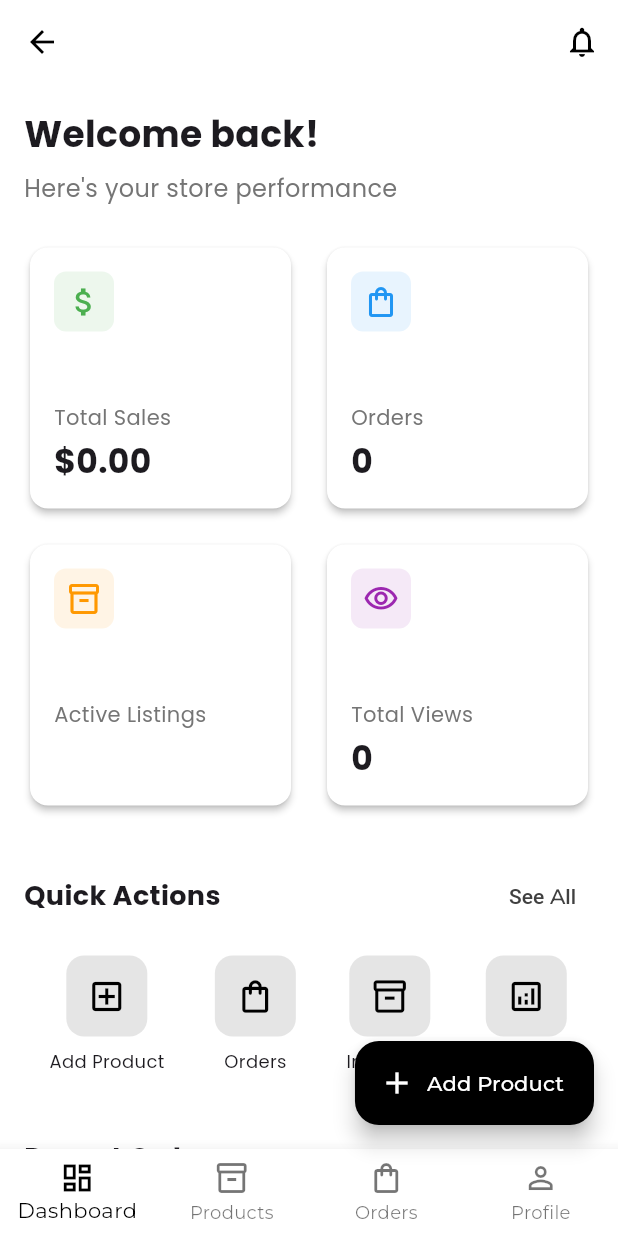
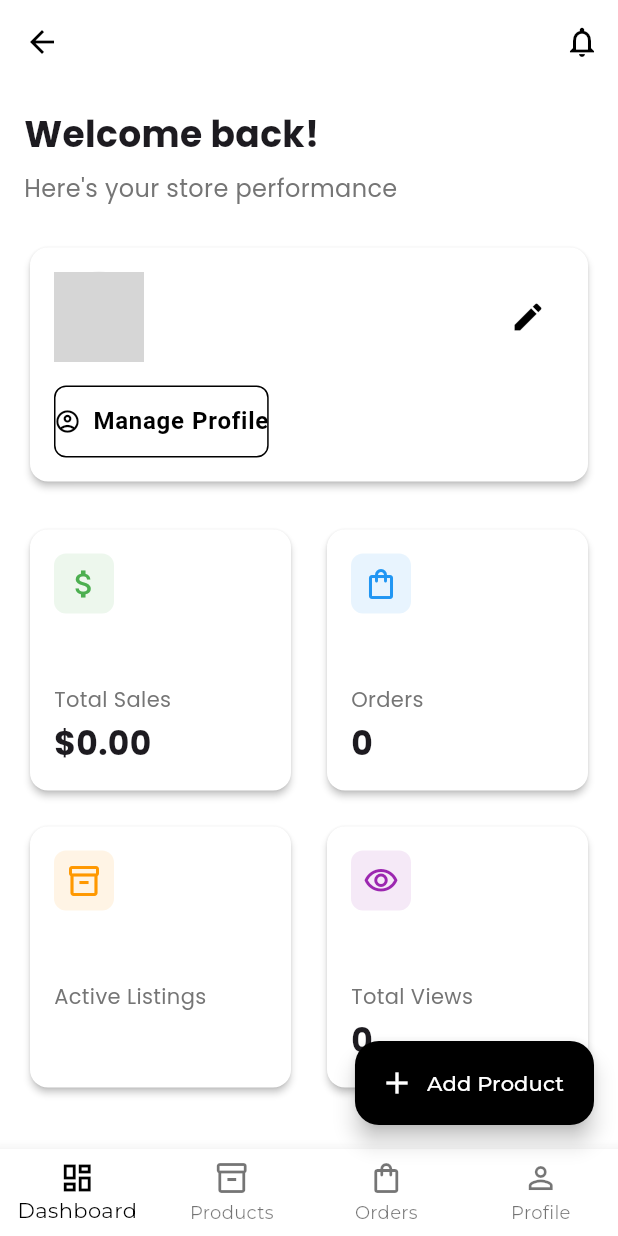
Before and after one commit to fyodorrrrr/haul-app, a Flutter app: the SellerDashboardScreen screen opened directly, on a phone screen of 412 x 824 dp. Run offline on Flutter 3.47's test engine with Material 3 defaults, Android fonts, the phone set to English and light mode, and no system bars; our stand-ins replace cloud_firestore, firebase_auth, firebase_core, firebase_storage, flutter_dotenv, google_fonts and 4 more; missing offline and left inert: firebase_app_check; accounts and stored records are empty; network calls fail; grey boxes are pictures that could not be loaded.

Commit message:
feat: Add seller profile management screen with image upload and editing capabilities

```diff
--- a/lib/screens/seller/seller_dashboard_screen.dart
+++ b/lib/screens/seller/seller_dashboard_screen.dart
@@ -9,6 +9,7 @@ import '../../providers/seller_registration_provider.dart';
 import 'order_listing_screen.dart' show SellerOrdersScreen;
 import 'product_listing_screen.dart';
 import 'product_form_screen.dart';
+import 'seller_profile_screen.dart';
 
 class SellerDashboardScreen extends StatefulWidget {
   const SellerDashboardScreen({Key? key}) : super(key: key);
@@ -19,7 +20,9 @@ class SellerDashboardScreen extends StatefulWidget {
 
 class _SellerDashboardScreenState extends State<SellerDashboardScreen> {
   bool _isLoading = true;
-  String _businessName = "";
+  String _businessName = 'Your Shop';
+  String? _profileImageUrl;
+  Map<String, dynamic> _sellerData = {};
   Map<String, dynamic> _salesMetrics = {
     'totalSales': 0.0,
     'ordersCount': 0,
@@ -62,10 +65,12 @@ class _SellerDashboardScreenState extends State<SellerDashboardScreen> {
 
       // Get basic seller info
       final sellerData = sellerDoc.data()!;
+      _sellerData = sellerData;
 
       if (!mounted) return;
       setState(() {
         _businessName = sellerData['businessName'] ?? 'Your Shop';
+        _profileImageUrl = sellerData['profileImageUrl'];
         _salesMetrics = {
           'totalSales': sellerData['totalSales'] ?? 0.0,
           'ordersCount': sellerData['ordersCount'] ?? 0,
@@ -124,6 +129,11 @@ class _SellerDashboardScreenState extends State<SellerDashboardScreen> {
                         color: Colors.grey[600],
                       ),
                     ),
+                    SizedBox(height: 24),
+
+                    // Profile Section
+                    _buildProfileSection(),
+
                     SizedBox(height: 24),
 
                     // Metrics Cards
@@ -512,4 +522,85 @@ class _SellerDashboardScreenState extends State<SellerDashboardScreen> {
       ),
     );
   }
+
+  Widget _buildProfileSection() {
+    return Card(
+      elevation: 2,
+      shape: RoundedRectangleBorder(
+        borderRadius: BorderRadius.circular(12),
+      ),
+      child: Padding(
+        padding: const EdgeInsets.all(16.0),
+        child: Column(
+          crossAxisAlignment: CrossAxisAlignment.start,
+          children: [
+            Row(
+              children: [
+                CircleAvatar(
+                  radius: 30,
+                  backgroundImage: _profileImageUrl != null
+                      ? NetworkImage(_profileImageUrl!)
+                      : const AssetImage('assets/default_profile.png') as ImageProvider,
+                  backgroundColor: Colors.grey.shade200,
+                ),
+                const SizedBox(width: 16),
+                Expanded(
+                  child: Column(
+                    crossAxisAlignment: CrossAxisAlignment.start,
+                    children: [
+                      Text(
+                        _businessName,
+                        style: GoogleFonts.poppins(
+                          fontSize: 18,
+                          fontWeight: FontWeight.bold,
+                        ),
+                      ),
+                      Text(
+                        FirebaseAuth.instance.currentUser?.email ?? '',
+                        style: GoogleFonts.poppins(
+                          fontSize: 14,
+                          color: Colors.grey[600],
+                        ),
+                      ),
+                    ],
+                  ),
+                ),
+                IconButton(
+                  icon: const Icon(Icons.edit),
+                  onPressed: () {
+                    Navigator.push(
+                      context,
+                      MaterialPageRoute(
+                        builder: (_) => SellerProfileScreen(initialData: _sellerData),
+                      ),
+                    ).then((_) => _loadDashboardData());
+                  },
+                ),
+              ],
+            ),
+            const SizedBox(height: 16),
+            OutlinedButton.icon(
+              onPressed: () {
+                Navigator.push(
+                  context,
+                  MaterialPageRoute(
+                    builder: (_) => SellerProfileScreen(initialData: _sellerData),
+                  ),
+                ).then((_) => _loadDashboardData());
+              },
+              icon: const Icon(Icons.account_circle_outlined),
+              label: const Text('Manage Profile'),
+              style: OutlinedButton.styleFrom(
+                foregroundColor: Theme.of(context).primaryColor,
+                side: BorderSide(color: Theme.of(context).primaryColor),
+                shape: RoundedRectangleBorder(
+                  borderRadius: BorderRadius.circular(8),
+                ),
+              ),
+            ),
+          ],
+        ),
+      ),
+    );
+  }
 }
```
Also changed, not shown: lib/screens/seller/seller_profile_screen.dart (added, +522 -0 lines), 4 other files.
